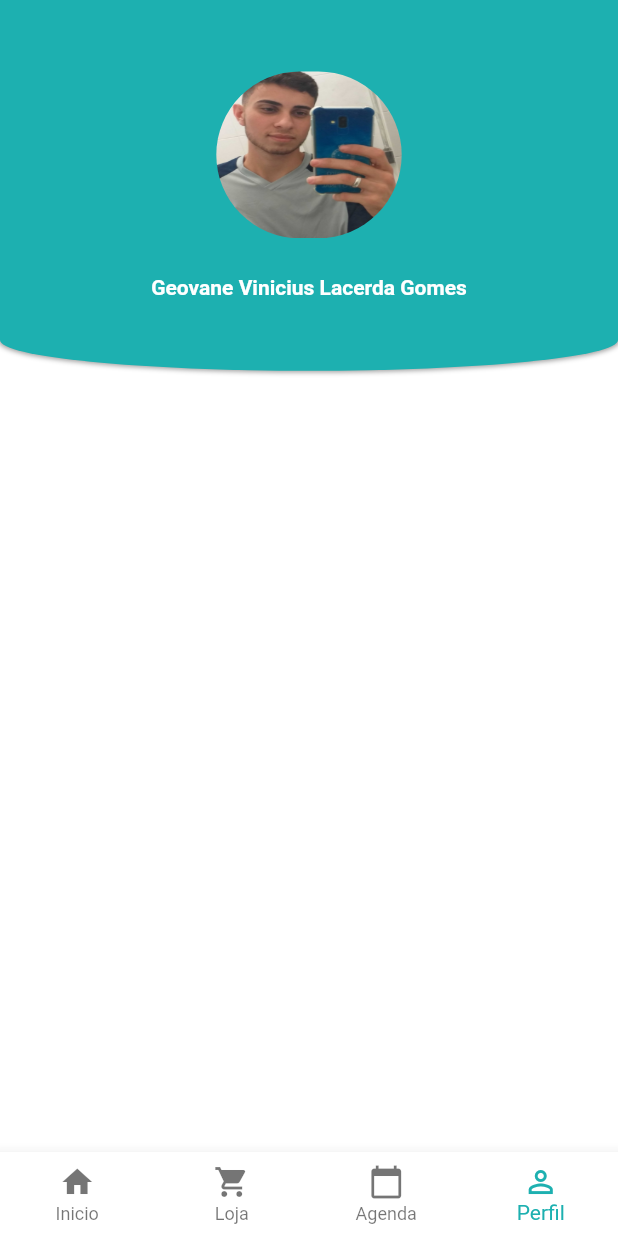
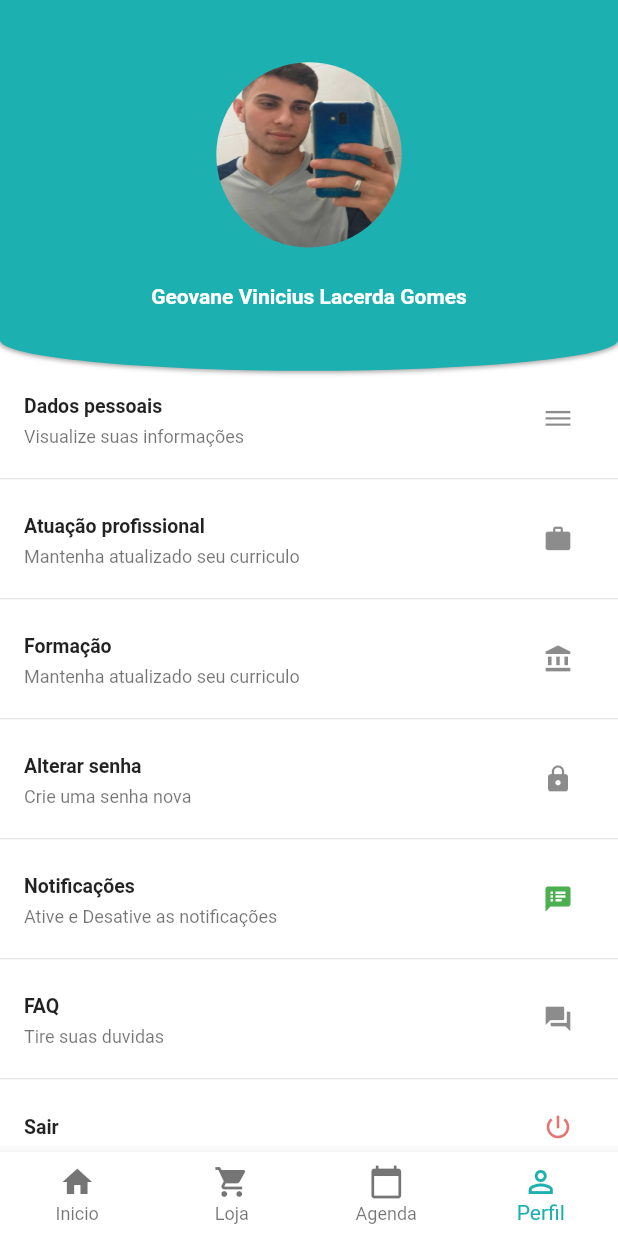
Before and after one commit to GeovaneVLG/iPersonal, a Flutter app: the screen it shows after launch, item 4 of the bottom bar chosen, on a phone screen of 412 x 824 dp. Run offline on Flutter 3.47's test engine with Material 2 defaults, Android fonts, the phone set to English and light mode, and no system bars; missing offline and left inert: responsive_flutter.

Commit message:
Finalização do layout Tela Perfil

```diff
--- a/lib/src/perfil/perfil_widget.dart
+++ b/lib/src/perfil/perfil_widget.dart
@@ -1,3 +1,4 @@
+import 'package:flutter/gestures.dart';
 import 'package:flutter/material.dart';
 import 'package:ipersonal/cores/cores_config.dart';
 
@@ -44,7 +45,7 @@ class _PerfilWidgetState extends State<PerfilWidget> {
                       ClipRRect(
                         child: Container(
                             width: constraints.maxWidth * 0.30,
-                            height: constraints.maxHeight * 0.45,
+                            height: constraints.maxHeight * 0.5,
                             decoration: BoxDecoration(
                                 borderRadius: BorderRadius.circular(200),
                                 color: cores.corPadrao),
@@ -68,6 +69,117 @@ class _PerfilWidgetState extends State<PerfilWidget> {
                 },
               ),
             ),
+            Expanded(
+              child: ListView(
+                children: <Widget>[
+                  ListTile(
+                    title: Text(
+                      "Dados pessoais",
+                      style: TextStyle(fontWeight: FontWeight.bold),
+                    ),
+                    dense: true,
+                    subtitle: Text("Visualize suas informações"),
+                    trailing: IconButton(
+                        icon: Icon(
+                          Icons.dehaze,
+                          size: 20,
+                        ),
+                        onPressed: () {}),
+                  ),
+                  Divider(),
+                  ListTile(
+                    title: Text(
+                      "Atuação profissional",
+                      style: TextStyle(fontWeight: FontWeight.bold),
+                    ),
+                    dense: true,
+                    subtitle: Text("Mantenha atualizado seu curriculo"),
+                    trailing: IconButton(
+                        icon: Icon(
+                          Icons.work,
+                          size: 20,
+                        ),
+                        onPressed: () {}),
+                  ),
+                  Divider(),
+                  ListTile(
+                    title: Text(
+                      "Formação",
+                      style: TextStyle(fontWeight: FontWeight.bold),
+                    ),
+                    dense: true,
+                    subtitle: Text("Mantenha atualizado seu curriculo"),
+                    trailing: IconButton(
+                        icon: Icon(
+                          Icons.account_balance,
+                          size: 20,
+                        ),
+                        onPressed: () {}),
+                  ),
+                  Divider(),
+                  ListTile(
+                    title: Text(
+                      "Alterar senha",
+                      style: TextStyle(fontWeight: FontWeight.bold),
+                    ),
+                    dense: true,
+                    subtitle: Text("Crie uma senha nova"),
+                    trailing: IconButton(
+                        icon: Icon(
+                          Icons.lock,
+                          size: 20,
+                        ),
+                        onPressed: () {}),
+                  ),
+                  Divider(),
+                  ListTile(
+                    title: Text(
+                      "Notificações",
+                      style: TextStyle(fontWeight: FontWeight.bold),
+                    ),
+                    dense: true,
+                    subtitle: Text("Ative e Desative as notificações"),
+                    trailing: IconButton(
+                        icon: Icon(
+                          Icons.speaker_notes,
+                          color: Colors.green,
+                          size: 20,
+                        ),
+                        onPressed: () {}),
+                  ),
+                  Divider(),
+                  ListTile(
+                    title: Text(
+                      "FAQ",
+                      style: TextStyle(fontWeight: FontWeight.bold),
+                    ),
+                    dense: true,
+                    subtitle: Text("Tire suas duvidas"),
+                    trailing: IconButton(
+                        icon: Icon(
+                          Icons.question_answer,
+                          size: 20,
+                        ),
+                        onPressed: () {}),
+                  ),
+                  Divider(),
+                  ListTile(
+                    title: Text(
+                      "Sair",
+                      style: TextStyle(fontWeight: FontWeight.bold),
+                    ),
+                    dense: true,
+                    trailing: IconButton(
+                        icon: Icon(
+                          Icons.power_settings_new,
+                          color: Colors.red[300],
+                          size: 20,
+                        ),
+                        onPressed: () {}),
+                  ),
+                ],
+              ),
+            )
           ],
         ),
       ),
```
